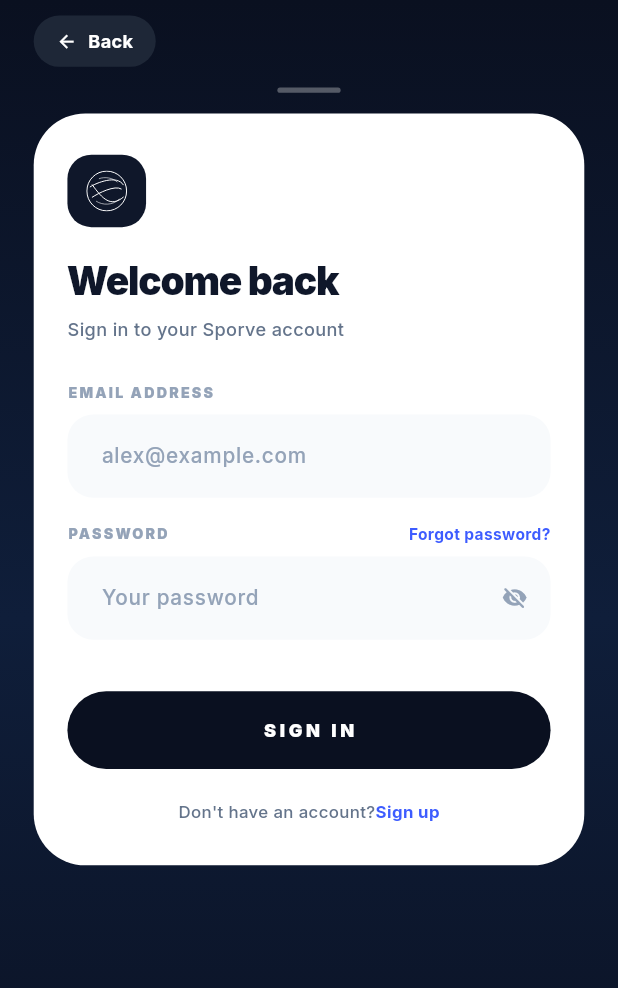
After one commit to srsakilhossen302/sports_program_booking, a Flutter app: the SignInScreen screen opened by its route, on a phone screen of 412 x 824 dp. The commit adds this screen. Shown: the top 988 px of the screen. Run offline on Flutter 3.47's test engine with Material 3 defaults, Android fonts, the phone set to English and light mode, and no system bars; our stand-ins replace flutter_screenutil, flutter_svg, get, google_fonts, pinput, shared_preferences; accounts and stored records are empty.

Commit message:
feat: implement sign-in screen and controller with routing integration

```diff
--- a/lib/core/app_route.dart
+++ b/lib/core/app_route.dart
@@ -2,12 +2,14 @@ import 'package:get/get.dart';
 import '../view/screens/splash/screen/splash_screen.dart';
 import '../view/screens/auth/screen/auth_screen.dart';
 import '../view/screens/auth/sign_up/screen/sign_up_screen.dart';
+import '../view/screens/auth/sign_in/screen/sign_in_screen.dart';
 import '../view/screens/auth/verification/screen/verification_screen.dart';
 
 class AppRoute {
   static const String splash = '/splash';
   static const String auth = '/auth';
   static const String signUp = '/sign_up';
+  static const String signIn = '/sign_in';
   static const String verification = '/verification';
   static const String booking = '/booking';
 
@@ -15,6 +17,7 @@ class AppRoute {
     GetPage(name: splash, page: () => const SplashScreen()),
     GetPage(name: auth, page: () => const AuthScreen()),
     GetPage(name: signUp, page: () => const SignUpScreen()),
+    GetPage(name: signIn, page: () => const SignInScreen()),
     GetPage(name: verification, page: () => const VerificationScreen()),
   ];
 }
--- a/lib/core/dependency.dart
+++ b/lib/core/dependency.dart
@@ -3,6 +3,7 @@ import '../data/services/api_client.dart';
 import '../view/screens/splash/controller/splash_controller.dart';
 import '../view/screens/auth/controller/auth_controller.dart';
 import '../view/screens/auth/sign_up/controller/sign_up_controller.dart';
+import '../view/screens/auth/sign_in/controller/sign_in_controller.dart';
 import '../view/screens/auth/verification/controller/verification_controller.dart';
 import '../view/screens/booking/controller/booking_controller.dart';
 
@@ -13,6 +14,7 @@ class DependencyInjection extends Bindings {
     Get.lazyPut(() => SplashController(), fenix: true);
     Get.lazyPut(() => AuthController(), fenix: true);
     Get.lazyPut(() => SignUpController(), fenix: true);
+    Get.lazyPut(() => SignInController(), fenix: true);
     Get.lazyPut(() => VerificationController(), fenix: true);
     Get.lazyPut(() => BookingController(), fenix: true);
   }
--- a/lib/view/screens/auth/screen/auth_screen.dart
+++ b/lib/view/screens/auth/screen/auth_screen.dart
@@ -85,7 +85,7 @@ class AuthScreen extends StatelessWidget {
                         style: TextStyle(color: Colors.white70),
                       ),
                       GestureDetector(
-                        onTap: () {},
+                        onTap: () => Get.toNamed(AppRoute.signIn),
                         child: const Text(
                           "Log in",
                           style: TextStyle(
--- /dev/null
+++ b/lib/view/screens/auth/sign_in/controller/sign_in_controller.dart
@@ -0,0 +1,17 @@
+import 'package:flutter/material.dart';
+import 'package:get/get.dart';
+
+class SignInController extends GetxController {
+  final emailController = TextEditingController();
+  final passwordController = TextEditingController();
+
+  var isPasswordVisible = false.obs;
+
+  void togglePasswordVisibility() {
+    isPasswordVisible.value = !isPasswordVisible.value;
+  }
+
+  void signIn() {
+    // Implement sign in logic
+  }
+}
--- /dev/null
+++ b/lib/view/screens/auth/sign_in/screen/sign_in_screen.dart
@@ -0,0 +1,282 @@
+import 'package:flutter/material.dart';
+import 'package:flutter_screenutil/flutter_screenutil.dart';
+import 'package:flutter_svg/flutter_svg.dart';
+import 'package:get/get.dart';
+import '../../../../../core/app_route.dart';
+import '../../../../../core/utils/app_colors.dart';
+import '../../../../../core/utils/app_icons.dart';
+import '../controller/sign_in_controller.dart';
+
+class SignInScreen extends StatelessWidget {
+  const SignInScreen({super.key});
+
+  @override
+  Widget build(BuildContext context) {
+    return GetBuilder<SignInController>(
+      init: SignInController(),
+      builder: (controller) {
+        return Scaffold(
+          body: Container(
+            width: double.infinity,
+            height: double.infinity,
+            decoration: const BoxDecoration(
+              gradient: AppColors.splashGradient,
+            ),
+            child: SafeArea(
+              child: SingleChildScrollView(
+                physics: const BouncingScrollPhysics(),
+                child: Padding(
+                  padding: EdgeInsets.symmetric(horizontal: 24.w),
+                  child: Column(
+                    children: [
+                      SizedBox(height: 12.h),
+                      // Back Button
+                      Align(
+                        alignment: Alignment.centerLeft,
+                        child: GestureDetector(
+                          onTap: () => Get.back(),
+                          child: Container(
+                            padding: EdgeInsets.symmetric(horizontal: 16.w, vertical: 10.h),
+                            decoration: BoxDecoration(
+                              color: const Color(0xFF1E2737),
+                              borderRadius: BorderRadius.circular(30.r),
+                            ),
+                            child: Row(
+                              mainAxisSize: MainAxisSize.min,
+                              children: [
+                                Icon(Icons.arrow_back, color: Colors.white, size: 16.sp),
+                                SizedBox(width: 8.w),
+                                Text(
+                                  "Back",
+                                  style: TextStyle(
+                                    color: Colors.white,
+                                    fontSize: 14.sp,
+                                    fontWeight: FontWeight.w700,
+                                  ),
+                                ),
+                              ],
+                            ),
+                          ),
+                        ),
+                      ),
+                      SizedBox(height: 16.h),
+                      // Divider line
+                      Container(
+                        width: 45.w,
+                        height: 4.h,
+                        decoration: BoxDecoration(
+                          color: Colors.white.withOpacity(0.3),
+                          borderRadius: BorderRadius.circular(2.r),
+                        ),
+                      ),
+                      SizedBox(height: 16.h),
+
+                      // Main Card
+                      Container(
+                        padding: EdgeInsets.symmetric(horizontal: 24.w, vertical: 32.h),
+                        decoration: BoxDecoration(
+                          color: Colors.white,
+                          borderRadius: BorderRadius.circular(40.r),
+                        ),
+                        child: Column(
+                          crossAxisAlignment: CrossAxisAlignment.start,
+                          mainAxisSize: MainAxisSize.min,
+                          children: [
+                            // Logo
+                            Container(
+                              height: 56.h,
+                              width: 56.w,
+                              decoration: const BoxDecoration(
+                                borderRadius: BorderRadius.all(Radius.circular(16)),
+                                color: Color(0xFF0F172A),
+                              ),
+                              padding: EdgeInsets.all(12.r),
+                              child: SvgPicture.asset(AppIcons.appLogo),
+                            ),
+                            SizedBox(height: 20.h),
+                            Text(
+                              "Welcome back",
+                              style: TextStyle(
+                                color: const Color(0xFF0F172A),
+                                fontSize: 30.sp,
+                                fontWeight: FontWeight.w900,
+                                letterSpacing: -0.8,
+                              ),
+                            ),
+                            SizedBox(height: 6.h),
+                            Text(
+                              "Sign in to your Sporve account",
+                              style: TextStyle(
+                                color: const Color(0xFF64748B),
+                                fontSize: 14.sp,
+                                fontWeight: FontWeight.w500,
+                              ),
+                            ),
+                            SizedBox(height: 32.h),
+
+                            // Email Field
+                            _buildTextField(
+                              label: "EMAIL ADDRESS",
+                              hint: "alex@example.com",
+                              controller: controller.emailController,
+                            ),
+                            SizedBox(height: 20.h),
+
+                            // Password Field
+                            Row(
+                              mainAxisAlignment: MainAxisAlignment.spaceBetween,
+                              children: [
+                                Text(
+                                  "PASSWORD",
+                                  style: TextStyle(
+                                    color: const Color(0xFF94A3B8),
+                                    fontSize: 11.sp,
+                                    fontWeight: FontWeight.w900,
+                                    letterSpacing: 1.5,
+                                  ),
+                                ),
+                                GestureDetector(
+                                  onTap: () {},
+                                  child: Text(
+                                    "Forgot password?",
+                                    style: TextStyle(
+                                      color: const Color(0xFF3D5CFF),
+                                      fontSize: 12.sp,
+                                      fontWeight: FontWeight.w700,
+                                    ),
+                                  ),
+                                ),
+                              ],
+                            ),
+                            SizedBox(height: 8.h),
+                            Obx(() => TextField(
+                              controller: controller.passwordController,
+                              obscureText: !controller.isPasswordVisible.value,
+                              style: TextStyle(color: const Color(0xFF0F172A), fontSize: 16.sp, fontWeight: FontWeight.w700),
+                              decoration: InputDecoration(
+                                hintText: "Your password",
+                                hintStyle: TextStyle(color: const Color(0xFF94A3B8), fontSize: 16.sp, fontWeight: FontWeight.w500),
+                                fillColor: const Color(0xFFF8FAFC),
+                                filled: true,
+                                suffixIcon: IconButton(
+                                  icon: Icon(
+                                    controller.isPasswordVisible.value ? Icons.visibility_rounded : Icons.visibility_off_rounded,
+                                    color: const Color(0xFF94A3B8),
+                                    size: 20.sp,
+                                  ),
+                                  onPressed: controller.togglePasswordVisibility,
+                                ),
+                                border: OutlineInputBorder(
+                                  borderRadius: BorderRadius.circular(20.r),
+                                  borderSide: BorderSide.none,
+                                ),
+                                contentPadding: EdgeInsets.symmetric(horizontal: 20.w, vertical: 20.h),
+                              ),
+                            )),
+                            SizedBox(height: 40.h),
+
+                            // Sign In Button
+                            SizedBox(
+                              width: double.infinity,
+                              height: 60.h,
+                              child: ElevatedButton(
+                                onPressed: controller.signIn,
+                                style: ElevatedButton.styleFrom(
+                                  backgroundColor: const Color(0xFF0A1020),
+                                  foregroundColor: Colors.white,
+                                  elevation: 0,
+                                  shape: RoundedRectangleBorder(
+                                    borderRadius: BorderRadius.circular(30.r),
+                                  ),
+                                ),
+                                child: Text(
+                                  "SIGN IN",
+                                  style: TextStyle(
+                                    fontSize: 14.sp,
+                                    fontWeight: FontWeight.w900,
+                                    letterSpacing: 2.5,
+                                  ),
+                                ),
+                              ),
+                            ),
+                            SizedBox(height: 24.h),
+
+                            // Sign Up Footer
+                            Center(
+                              child: Row(
+                                mainAxisAlignment: MainAxisAlignment.center,
+                                children: [
+                                  Text(
+                                    "Don't have an account?",
+                                    style: TextStyle(
+                                      color: const Color(0xFF64748B),
+                                      fontSize: 13.sp,
+                                      fontWeight: FontWeight.w500,
+                                    ),
+                                  ),
+                                  GestureDetector(
+                                    onTap: () => Get.offNamed(AppRoute.signUp),
+                                    child: Text(
+                                      "Sign up",
+                                      style: TextStyle(
+                                        color: const Color(0xFF3D5CFF),
+                                        fontSize: 13.sp,
+                                        fontWeight: FontWeight.w700,
+                                      ),
+                                    ),
+                                  ),
+                                ],
+                              ),
+                            ),
+                          ],
+                        ),
+                      ),
+                      SizedBox(height: 40.h),
+                    ],
+                  ),
+                ),
+              ),
+            ),
+          ),
+        );
+      },
+    );
+  }
+
+  Widget _buildTextField({
+    required String label,
+    required String hint,
+    required TextEditingController controller,
+  }) {
+    return Column(
+      crossAxisAlignment: CrossAxisAlignment.start,
+      children: [
+        Text(
+          label,
+          style: TextStyle(
+            color: const Color(0xFF94A3B8),
+            fontSize: 11.sp,
+            fontWeight: FontWeight.w900,
+            letterSpacing: 1.5,
+          ),
+        ),
+        SizedBox(height: 8.h),
+        TextField(
+          controller: controller,
+          style: TextStyle(color: const Color(0xFF0F172A), fontSize: 16.sp, fontWeight: FontWeight.w700),
+          decoration: InputDecoration(
+            hintText: hint,
+            hintStyle: TextStyle(color: const Color(0xFF94A3B8), fontSize: 16.sp, fontWeight: FontWeight.w500),
+            fillColor: const Color(0xFFF8FAFC),
+            filled: true,
+            border: OutlineInputBorder(
+              borderRadius: BorderRadius.circular(20.r),
+              borderSide: BorderSide.none,
+            ),
+            contentPadding: EdgeInsets.symmetric(horizontal: 20.w, vertical: 20.h),
+          ),
+        ),
+      ],
+    );
+  }
+}
--- a/lib/view/screens/auth/verification/screen/verification_screen.dart
+++ b/lib/view/screens/auth/verification/screen/verification_screen.dart
@@ -3,6 +3,7 @@ import 'package:flutter_screenutil/flutter_screenutil.dart';
 import 'package:flutter_svg/flutter_svg.dart';
 import 'package:get/get.dart';
 import 'package:pinput/pinput.dart';
+import '../../../../../core/app_route.dart';
 import '../../../../../core/utils/app_colors.dart';
 import '../../../../../core/utils/app_icons.dart';
 import '../controller/verification_controller.dart';
@@ -167,7 +168,9 @@ class VerificationScreen extends StatelessWidget {
                               width: double.infinity,
                               height: 60.h,
                               child: ElevatedButton(
-                                onPressed: () {},
+                                onPressed: () {
+
+                                },
                                 style: ElevatedButton.styleFrom(
                                   backgroundColor: const Color(0xFF0A1020),
                                   foregroundColor: Colors.white,
```
